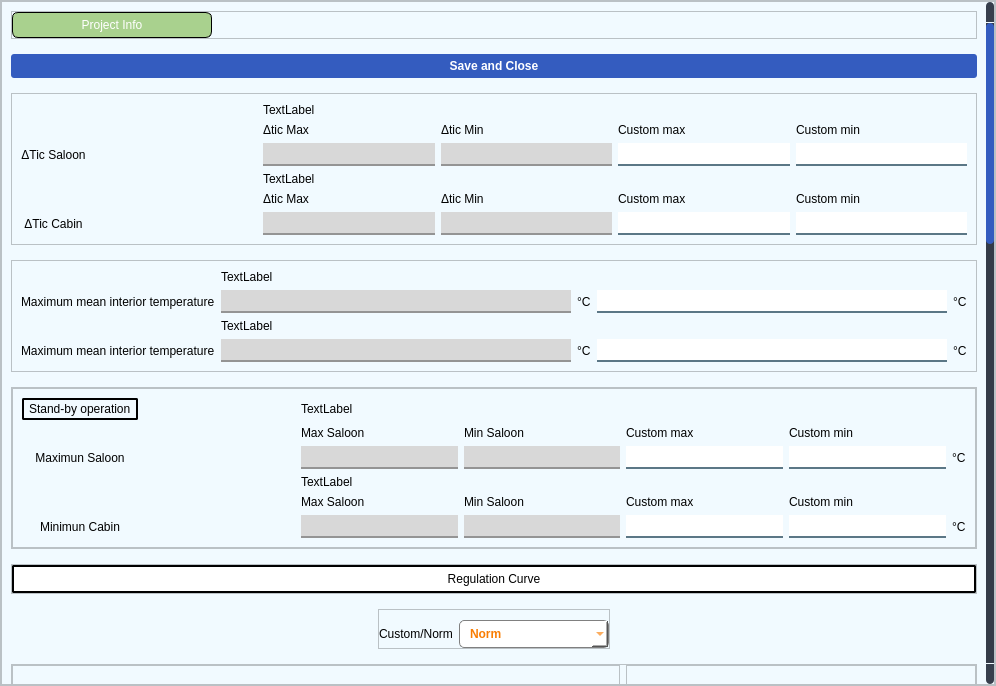
Before: the Qt Designer form ui/ui_files/custom_interior.ui in ali7haider/railway-automation-system, drawn with Qt 5.
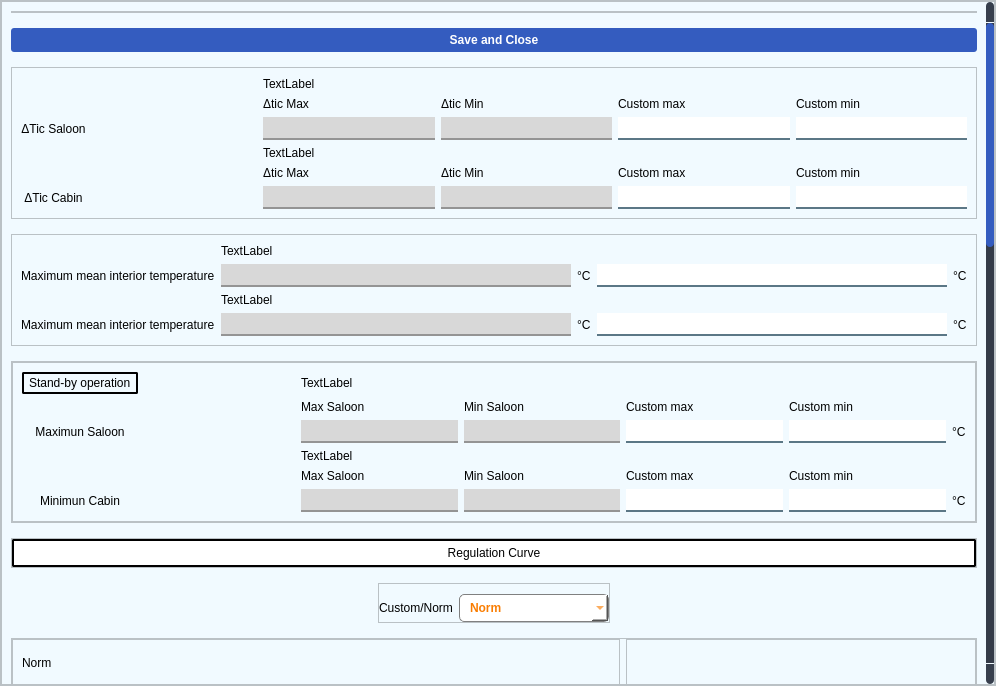
After: the same form once the commit is applied. Icons and pictures are not drawn.

Commit message: Update UI layout and logic for CustomInteriorConditionsScreen; add custom curve handling for Saloon and Cabin

```diff
--- a/ui/ui_files/custom_interior.ui
+++ b/ui/ui_files/custom_interior.ui
@@ -228,9 +228,9 @@
           <property name="geometry">
            <rect>
             <x>0</x>
-            <y>-974</y>
+            <y>-1224</y>
             <width>984</width>
-            <height>2145</height>
+            <height>2110</height>
            </rect>
           </property>
           <layout class="QVBoxLayout" name="verticalLayout_3">
@@ -267,35 +267,6 @@
               <property name="bottomMargin">
                <number>0</number>
               </property>
-              <item alignment="Qt::AlignLeft">
-               <widget class="QLabel" name="label">
-                <property name="minimumSize">
-                 <size>
-                  <width>200</width>
-                  <height>0</height>
-                 </size>
-                </property>
-                <property name="maximumSize">
-                 <size>
-                  <width>16777215</width>
-                  <height>35</height>
-                 </size>
-                </property>
-                <property name="styleSheet">
-                 <string notr="true">border-radius:6px;
-padding:5px;
-border:1px solid black;
-background-color:#A9D18E;
-color:#fff;</string>
-                </property>
-                <property name="text">
-                 <string>Project Info</string>
-                </property>
-                <property name="alignment">
-                 <set>Qt::AlignCenter</set>
-                </property>
-               </widget>
-              </item>
              </layout>
             </widget>
            </item>
```
Left out of the diff: 6 changed lines with no effect on the pictures. The commit also changes 2 other files.
